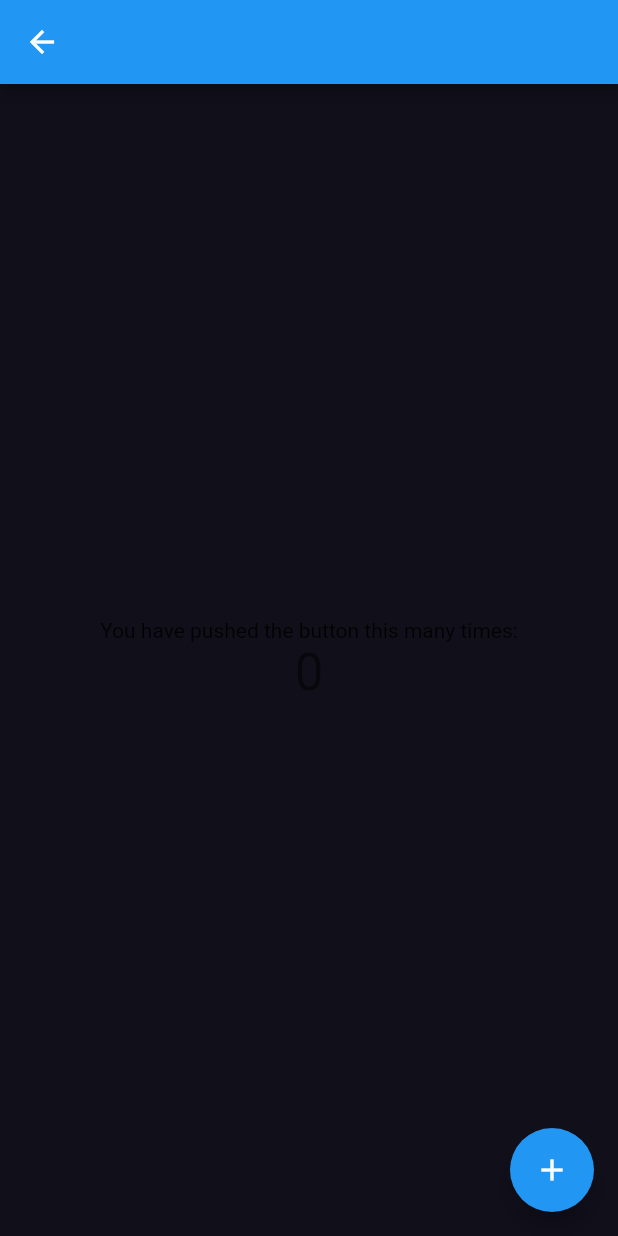
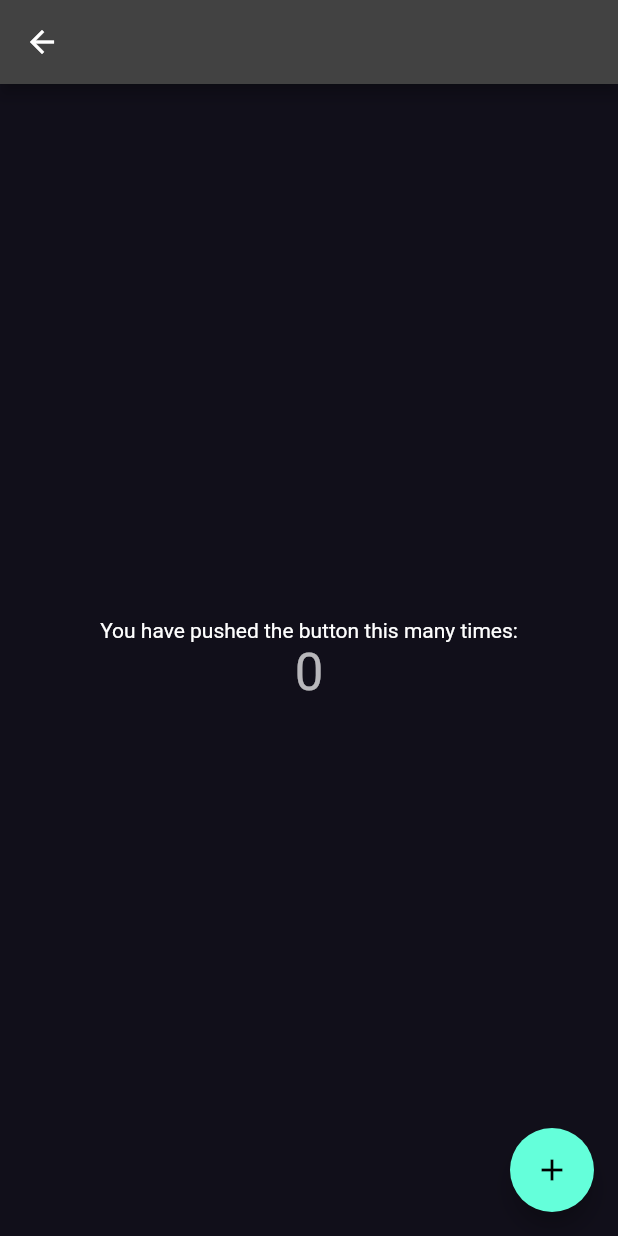
Before and after one commit to codec-akash/savings_app, a Flutter app: the MyHomePage screen opened directly with empty values, on a phone screen of 412 x 824 dp. Run offline on Flutter 3.47's test engine with Material 2 defaults, Android fonts, the phone set to English and light mode, and no system bars; our stand-ins replace firebase_auth, firebase_core, flutter_bloc, flutter_staggered_animations, google_fonts, pinput and 1 more; accounts and stored records are empty; network calls fail.

Commit message:
auto loggin added

```diff
--- a/lib/bloc/auth_event.dart
+++ b/lib/bloc/auth_event.dart
@@ -36,3 +36,7 @@ class VerificationComplete extends AuthEvent {
   final String? uid;
   VerificationComplete(this.uid);
 }
+
+class Logout extends AuthEvent {}
+
+class CheckAuthToken extends AuthEvent {}
--- a/lib/bloc/auth_state.dart
+++ b/lib/bloc/auth_state.dart
@@ -33,3 +33,14 @@ class OtpAutoRetrevalTimeoutComplete extends AuthState {
   @override
   List<Object> get props => [verificationId];
 }
+
+class LogoutSuccess extends AuthState {}
+
+class TokenFound extends AuthState {
+  final String token;
+  TokenFound({required this.token});
+}
+
+class CheckTokenLoading extends AuthState {}
+
+class NoTokenFound extends AuthState {}
--- a/lib/screens/home_screen.dart/loading_screen.dart
+++ b/lib/screens/home_screen.dart/loading_screen.dart
@@ -11,10 +11,9 @@ class _LoadingScreenState extends State<LoadingScreen> {
   @override
   Widget build(BuildContext context) {
     return Scaffold(
-      appBar: AppBar(),
       body: Center(
         child: Container(
-          child: const Text("data"),
+          child: const Text("Loading"),
         ),
       ),
     );
--- a/lib/utils/theme.dart
+++ b/lib/utils/theme.dart
@@ -5,8 +5,8 @@ import 'package:shared_preferences/shared_preferences.dart';
 ThemeData dark = ThemeData(
   primaryColor: const Color(0xffEDAE49),
   scaffoldBackgroundColor: const Color(0xff110f1a),
-  // brightness: Brightness.dark,
-  visualDensity: VisualDensity.adaptivePlatformDensity,
+  brightness: Brightness.dark,
+  // visualDensity: VisualDensity.adaptivePlatformDensity,
 );
 
 ThemeData light = ThemeData(
```
Also changed, not shown: lib/bloc/auth_bloc.dart (+26 -0 lines), lib/repository/auth_repo.dart (+16 -0 lines), lib/screens/signup_screen/signup_screen.dart (+25 -34 lines).
